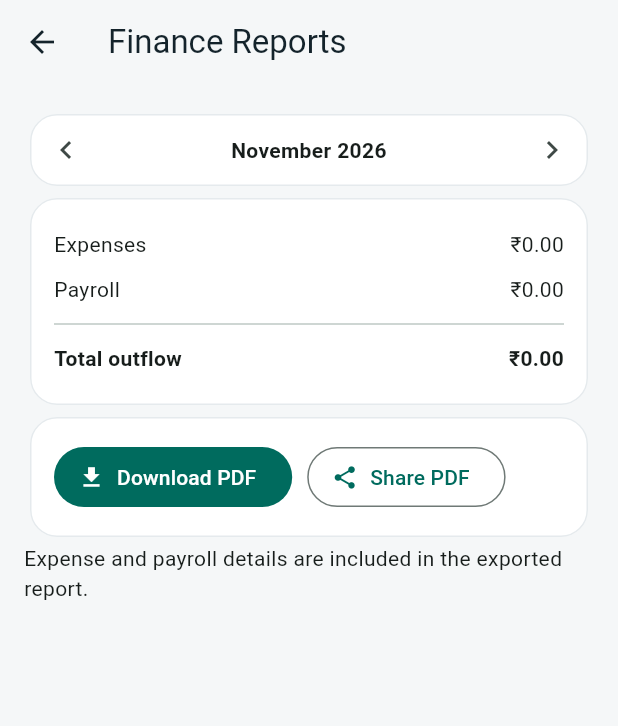
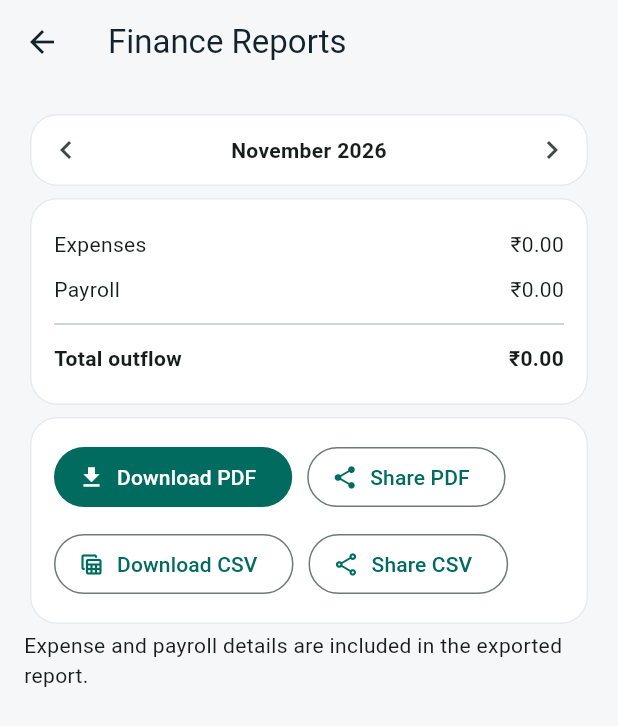
Before and after one commit to NaurasShaji/Billit_Finance_Only, a Flutter app: the ReportsScreen screen opened directly, on a phone screen of 412 x 824 dp. Shown: the top 726 px of the screen. Run offline on Flutter 3.47's test engine with Material 3 defaults, Android fonts, the phone set to English and light mode, and no system bars; our stand-ins replace file_picker, flutter_secure_storage, flutter_svg, google_sign_in, pdf, share_plus and 1 more; missing offline and left inert: googleapis; accounts and stored records are empty.

Commit message:
Add CSV report download and sharing

```diff
--- a/lib/screens/reports_screen.dart
+++ b/lib/screens/reports_screen.dart
@@ -71,7 +71,7 @@ class _ReportsScreenState extends State<ReportsScreen> {
       ...payroll.map((e) => ['Payroll', DateFormat('yyyy-MM-dd').format(e.date), e.type, e.note, e.amount.toStringAsFixed(2)].map(_csvCell).join(',')),
       ['', '', '', 'Total outflow', (expenseTotal + payrollTotal).toStringAsFixed(2)].map(_csvCell).join(','),
     ];
-    return Uint8List.fromList(utf8.encode('\\uFEFF${rows.join('\\r\\n')}'));
+    return Uint8List.fromList(utf8.encode('\uFEFF${rows.join('\r\n')}'));
   }
   Future<void> _downloadCsv() async {
     final path = await FilePicker.platform.saveFile(
@@ -103,6 +103,8 @@ class _ReportsScreenState extends State<ReportsScreen> {
       Card(child: Padding(padding: const EdgeInsets.all(16), child: Wrap(spacing: 10, runSpacing: 10, children: [
         FilledButton.icon(onPressed: _download, icon: const Icon(Icons.download), label: const Text('Download PDF')),
         OutlinedButton.icon(onPressed: _share, icon: const Icon(Icons.share), label: const Text('Share PDF')),
+        OutlinedButton.icon(onPressed: _downloadCsv, icon: const Icon(Icons.table_view), label: const Text('Download CSV')),
+        OutlinedButton.icon(onPressed: _shareCsv, icon: const Icon(Icons.share_outlined), label: const Text('Share CSV')),
       ]))),
       const Text('Expense and payroll details are included in the exported report.'),
     ]),
```
